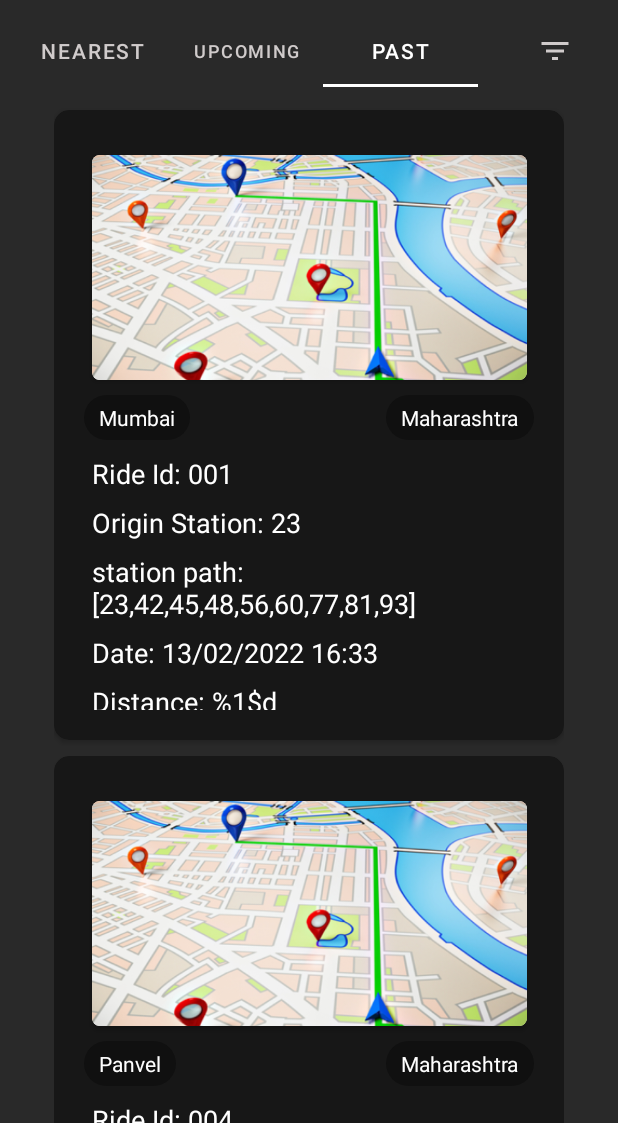
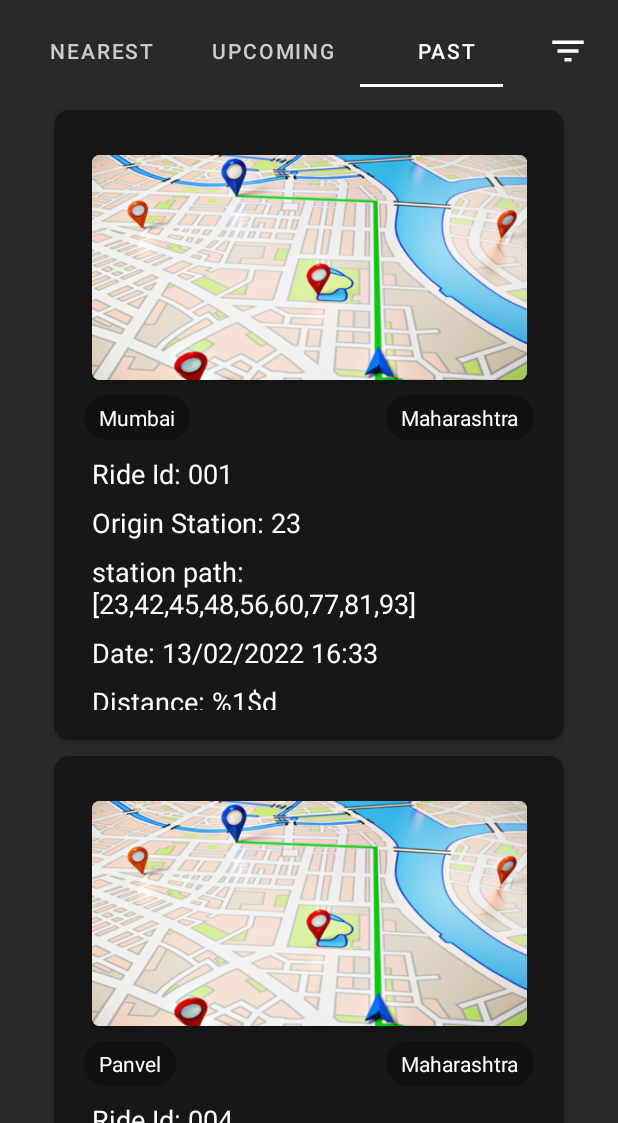
Before and after one commit to mohammedysamir/Edvora_Ride, an Android app: the screen it shows after launch (MainActivity), tab 3 chosen, on a phone screen of 412 x 824 dp, the part 113-1236 px from its top. Run offline under Robolectric (Android 15) with nearby library versions, the phone set to English and light mode, and no system bars; pictures from the network do not load; 5 statements that could not run were skipped.

Commit message:
Refactor: refactor UI of mainActivity to extract filter from tabLayout to be separate button. Add: added filter dialog.

```diff
--- a/app/src/main/res/layout/activity_main.xml
+++ b/app/src/main/res/layout/activity_main.xml
@@ -59,11 +59,18 @@
 
     </androidx.constraintlayout.widget.ConstraintLayout>
 
+    <LinearLayout
+        android:layout_width="match_parent"
+        android:layout_height="wrap_content"
+        android:orientation="horizontal"
+
+        >
 
         <com.google.android.material.tabs.TabLayout
             android:id="@+id/tabLayout"
-        android:layout_width="match_parent"
+            android:layout_width="0dp"
             android:layout_height="wrap_content"
+            android:layout_weight="9"
             android:background="@color/grey"
             android:padding="10dp"
             app:tabIconTint="@color/unselected_text"
@@ -87,15 +94,17 @@
                 android:layout_width="wrap_content"
                 android:layout_height="wrap_content"
                 android:text="Past" />
+        </com.google.android.material.tabs.TabLayout>
 
-        <com.google.android.material.tabs.TabItem
+        <ImageButton
             android:id="@+id/filter"
             android:layout_width="wrap_content"
-            android:layout_height="wrap_content"
-            android:icon="@drawable/ic_baseline_filter_list_28" />
+            android:layout_height="match_parent"
+            android:layout_weight="1"
+            android:background="@color/grey"
+            android:src="@drawable/ic_baseline_filter_list_28" />
 
-
-    </com.google.android.material.tabs.TabLayout>
+    </LinearLayout>
 
     <androidx.viewpager2.widget.ViewPager2
         android:id="@+id/view_pager"
```
Also changed, not shown: app/src/main/res/layout/filter_dialog.xml (added, +52 -0 lines). Lines whose indentation alone changed are shown as unchanged.
